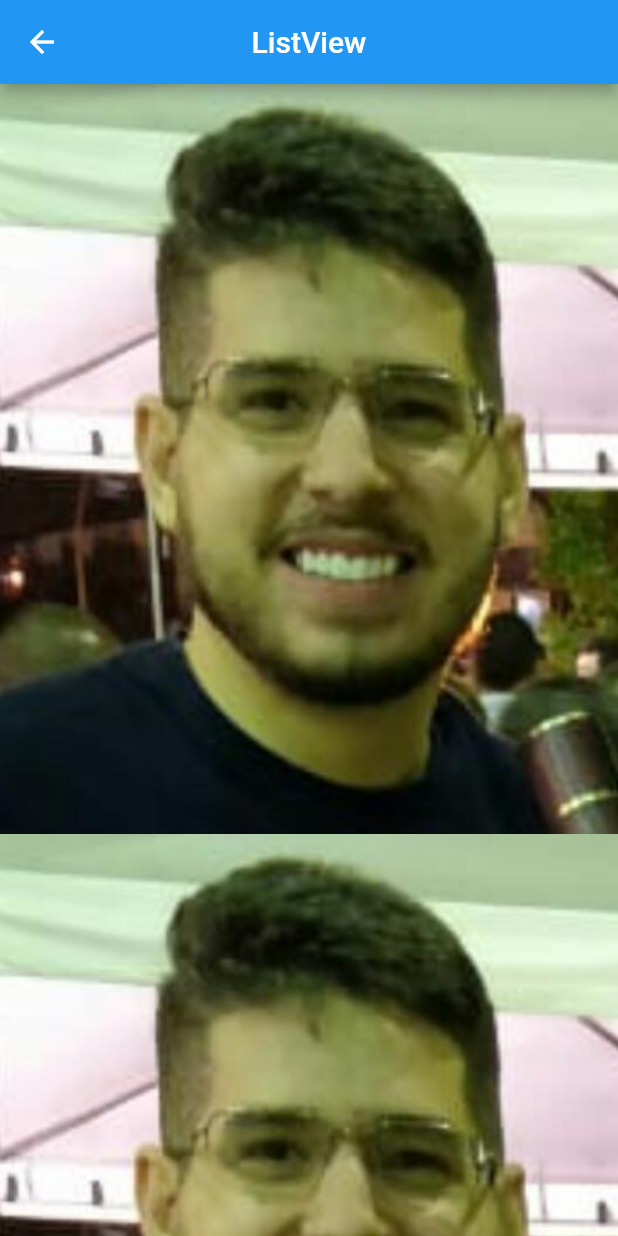
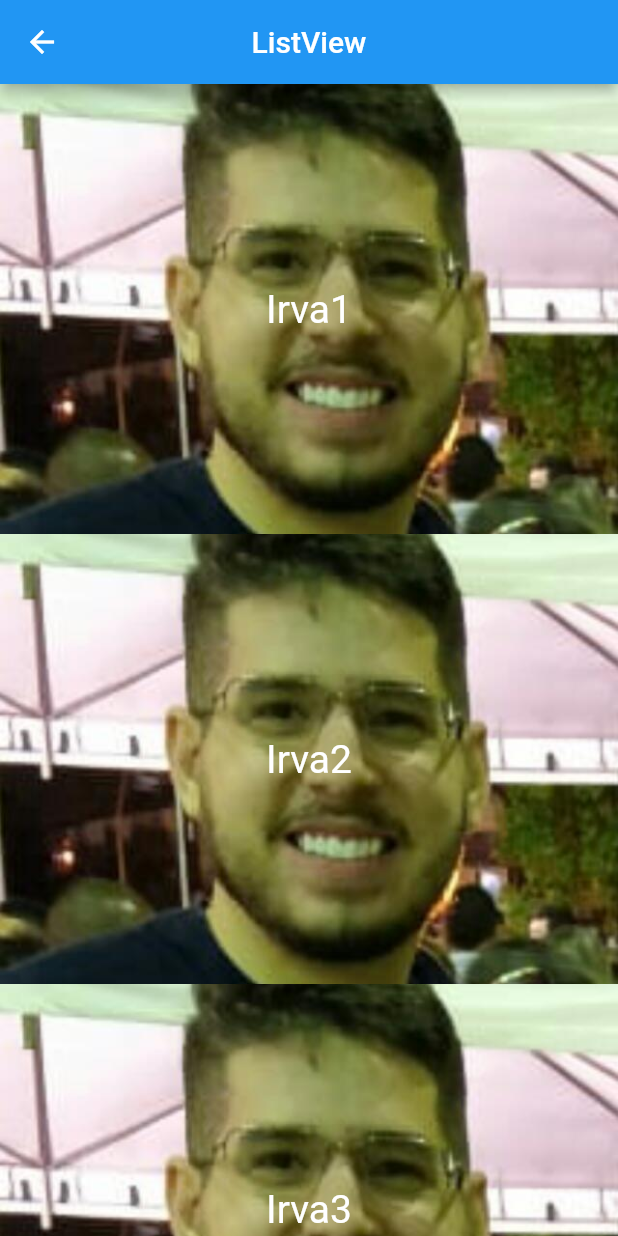
Before and after one commit to Irvayne/WidgetsFlutter, a Flutter app: the PageListView screen opened directly, on a phone screen of 412 x 824 dp. Run offline on Flutter 3.47's test engine with Material 2 defaults, Android fonts, the phone set to English and light mode, and no system bars.

Commit message:
estudos sobre o list view e stack

```diff
--- a/lib/pages/page_listview.dart
+++ b/lib/pages/page_listview.dart
@@ -1,5 +1,12 @@
 
 import 'package:flutter/material.dart';
+
+class Dog{
+  String nome;
+  String foto;
+
+  Dog(this.nome, this.foto);
+}
 
 class PageListView extends StatelessWidget {
 
@@ -15,14 +22,34 @@ class PageListView extends StatelessWidget {
   }
 
   _body(){
-    return ListView(
-      itemExtent: 500,
-      children: <Widget>[
-        _img("asserts/images/irvayne.jpeg"),
-        _img("asserts/images/irvayne.jpeg"),
-        _img("asserts/images/irvayne.jpeg"),
-      ],
-    );
+
+    List<Dog> dogs = [
+      Dog("Irva1", "asserts/images/irvayne.jpeg"),
+      Dog("Irva2", "asserts/images/irvayne.jpeg"),
+      Dog("Irva3", "asserts/images/irvayne.jpeg"),
+    ];
+
+    return ListView.builder(
+      itemCount: dogs.length,
+        itemExtent: 300,
+        itemBuilder: (context, index){
+          return Stack(
+            fit: StackFit.expand,
+            children: <Widget>[
+          _img(dogs[index].foto ),
+              Container(
+                alignment: Alignment.center,
+                child: Text(
+                  dogs[index].nome,
+                  style: TextStyle(fontSize: 26, color: Colors.white),
+                ),
+              )
+
+            ],
+          );
+
+
+    });
   }
 
   _img(String img){
```
